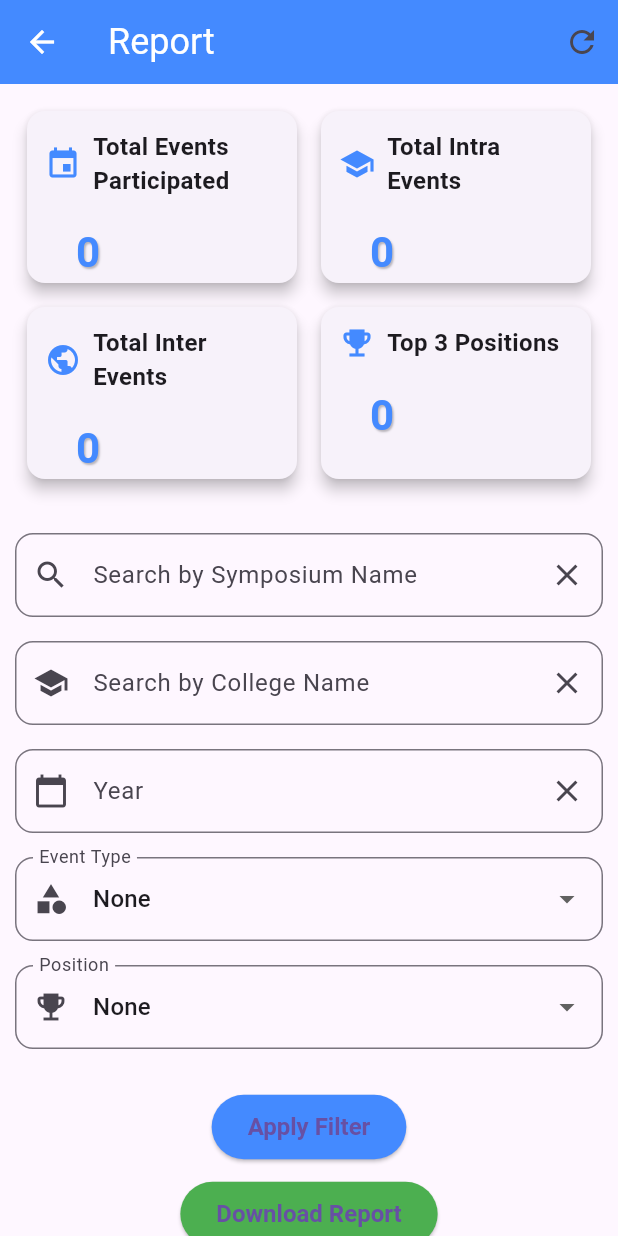
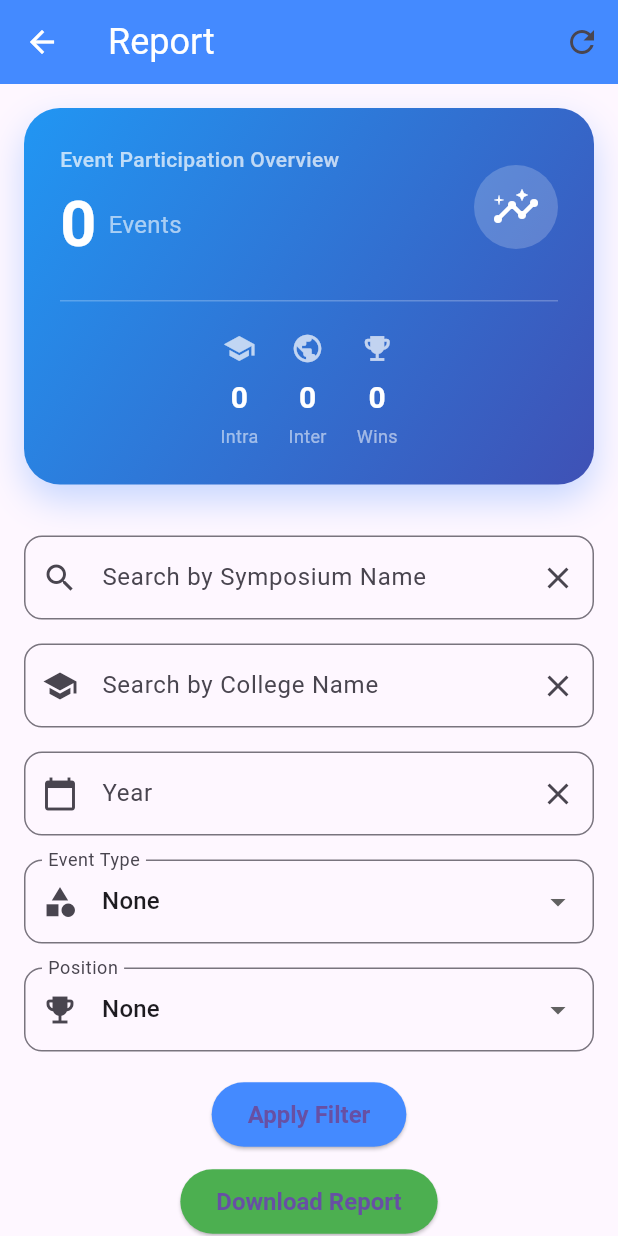
Before and after one commit to Surya-2k4/Student-Event-Management-System, a Flutter app: the Report screen opened by its route, on a phone screen of 412 x 824 dp. Run offline on Flutter 3.47's test engine with Material 3 defaults, Android fonts, the phone set to English and light mode, and no system bars; our stand-ins replace shared_preferences; accounts and stored records are empty; network calls fail; Roboto replaces fonts that are missing (Montserrat).

Commit message:
initial commit

```diff
--- a/lib/main.dart
+++ b/lib/main.dart
@@ -12,6 +12,8 @@ void main() {
 }
 
 class MyApp extends StatelessWidget {
+  const MyApp({super.key});
+
   @override
   Widget build(BuildContext context) {
     return MaterialApp(
--- a/lib/screens/event_registration.dart
+++ b/lib/screens/event_registration.dart
@@ -8,7 +8,7 @@ class EventRegistration extends StatefulWidget {
   const EventRegistration({super.key});
 
   @override
-  _EventRegistrationState createState() => _EventRegistrationState();
+  State<EventRegistration> createState() => _EventRegistrationState();
 }
 
 class _EventRegistrationState extends State<EventRegistration> {
--- a/lib/screens/login_screen.dart
+++ b/lib/screens/login_screen.dart
@@ -32,6 +32,7 @@ class _LoginScreenState extends State<LoginScreen> {
     }
 
     String? error = await authService.login(email, password);
+    if (!mounted) return;
     if (error == null) {
       Navigator.pushReplacement(
         context,
@@ -66,7 +67,7 @@ class _LoginScreenState extends State<LoginScreen> {
                       border: Border.all(color: Colors.grey, width: 2),
                       boxShadow: [
                         BoxShadow(
-                          color: Colors.grey.withOpacity(0.5),
+                          color: Colors.grey.withValues(alpha: 0.5),
                           blurRadius: 10,
                           spreadRadius: 2,
                         ),
--- a/lib/screens/register_screen.dart
+++ b/lib/screens/register_screen.dart
@@ -30,6 +30,7 @@ class _RegisterScreenState extends State<RegisterScreen> {
       emailController.text,
       passwordController.text,
     );
+    if (!mounted) return;
     if (error == null) {
       showDialog(
         context: context,
@@ -97,7 +98,7 @@ class _RegisterScreenState extends State<RegisterScreen> {
                       border: Border.all(color: Colors.grey, width: 2),
                       boxShadow: [
                         BoxShadow(
-                          color: Colors.grey.withOpacity(0.5),
+                          color: Colors.grey.withValues(alpha: 0.5),
                           blurRadius: 10,
                           spreadRadius: 2,
                         ),
--- a/lib/screens/report.dart
+++ b/lib/screens/report.dart
@@ -9,7 +9,7 @@ import 'dart:io';
 import 'user_screen.dart';
 
 class Report extends StatefulWidget {
-  const Report();
+  const Report({super.key});
 
   @override
   State<Report> createState() => _ReportState();
@@ -41,7 +41,8 @@ class _ReportState extends State<Report> {
   }
 
   Future<void> fetchEvents() async {
-    final String apiUrl = "http://localhost:5000/view-events"; // Replace if needed
+    final String apiUrl =
+        "http://localhost:5000/view-events"; // Replace if needed
 
     try {
       final response = await http.get(
@@ -63,14 +64,13 @@ class _ReportState extends State<Report> {
       setState(() {
         isLoading = false;
       });
-      print("Error fetching events: $e");
+      debugPrint("Error fetching events: $e");
     }
   }
 
   void filterEvents() async {
     final queryParameters = {
-         if (!email.endsWith('@kongu.ac.in'))
-      'email': email,
+      if (!email.endsWith('@kongu.ac.in')) 'email': email,
       'year': yearController.text,
       'symposiumName': searchController.text,
       'college': collegeController.text,
@@ -91,7 +91,7 @@ class _ReportState extends State<Report> {
         throw Exception("Failed to load filtered events");
       }
     } catch (e) {
-      print("Error fetching filtered events: $e");
+      debugPrint("Error fetching filtered events: $e");
     }
   }
 
@@ -116,7 +116,7 @@ class _ReportState extends State<Report> {
                 ),
               ),
               pw.SizedBox(height: 20),
-              pw.Table.fromTextArray(
+              pw.TableHelper.fromTextArray(
                 headers: [
                   "Full Name",
                   "Email",
@@ -168,6 +168,7 @@ class _ReportState extends State<Report> {
     final file = File(path);
     await file.writeAsBytes(await pdf.save());
 
+    if (!mounted) return;
     ScaffoldMessenger.of(
       context,
     ).showSnackBar(SnackBar(content: Text("Report downloaded to $path")));
@@ -219,63 +220,10 @@ class _ReportState extends State<Report> {
                   return SingleChildScrollView(
                     child: Column(
                       children: [
+                        _buildOverviewDashboard(events),
+                        const SizedBox(height: 10),
                         Padding(
-                          padding: const EdgeInsets.all(10.0),
-                          child: GridView.count(
-                            crossAxisCount: constraints.maxWidth > 600 ? 4 : 2,
-                            shrinkWrap: true,
-                            physics: NeverScrollableScrollPhysics(),
-                            childAspectRatio:
-                                constraints.maxWidth > 600 ? 2 : 1.5,
-                            children: [
-                              _buildSummaryCard(
-                                "Total Events Participated",
-                                events.length.toString(),
-                                Icons.event,
-                              ),
-                              _buildSummaryCard(
-                                "Total Intra Events",
-                                events
-                                    .where(
-                                      (event) =>
-                                          event['interOrIntraEvent'] == 'Intra',
-                                    )
-                                    .length
-                                    .toString(),
-                                Icons.school,
-                              ),
-                              _buildSummaryCard(
-                                "Total Inter Events",
-                                events
-                                    .where(
-                                      (event) =>
-                                          event['interOrIntraEvent'] == 'Inter',
-                                    )
-                                    .length
-                                    .toString(),
-                                Icons.public,
-                              ),
-                              _buildSummaryCard(
-                                "Top 3 Positions",
-                                events
-                                    .where(
-                                      (event) =>
-                                          int.tryParse(
-                                                event['positionSecured'],
-                                              ) !=
-                                              null &&
-                                          int.parse(event['positionSecured']) <=
-                                              3,
-                                    )
-                                    .length
-                                    .toString(),
-                                Icons.emoji_events,
-                              ),
-                            ],
-                          ),
-                        ),
-                        Padding(
-                          padding: const EdgeInsets.all(10.0),
+                          padding: const EdgeInsets.symmetric(horizontal: 16.0),
                           child: Column(
                             children: [
                               _buildFilterField(
@@ -393,9 +341,14 @@ class _ReportState extends State<Report> {
                           itemCount: filteredEvents.length,
                             itemBuilder: (context, index) {
                               final event = filteredEvents[index];
+                              final String displayName =
+                                  (event["eventName"] ??
+                                          event["symposiumName"] ??
+                                          "Unnamed Event")
+                                      .toString();
                               return Card(
                                 elevation: 4,
-                              margin: EdgeInsets.symmetric(
+                                margin: const EdgeInsets.symmetric(
                                   vertical: 8,
                                   horizontal: 5,
                                 ),
@@ -406,68 +359,93 @@ class _ReportState extends State<Report> {
                                   leading: CircleAvatar(
                                     backgroundColor: Colors.blueAccent,
                                     child: Text(
-                                    event["eventName"][0].toUpperCase(),
-                                    style: TextStyle(
+                                      displayName.isNotEmpty
+                                          ? displayName[0].toUpperCase()
+                                          : "?",
+                                      style: const TextStyle(
                                         fontSize: 20,
                                         color: Colors.white,
                                       ),
                                     ),
                                   ),
                                   title: Text(
-                                  event["eventName"],
-                                  style: TextStyle(
+                                    displayName,
+                                    style: const TextStyle(
                                       fontWeight: FontWeight.bold,
                                       fontSize: 18,
                                     ),
                                   ),
                                   children: [
                                     Padding(
-                                    padding: const EdgeInsets.all(8.0),
+                                      padding: const EdgeInsets.all(12.0),
                                       child: Column(
                                         crossAxisAlignment:
                                             CrossAxisAlignment.start,
+                                        mainAxisSize: MainAxisSize.min,
                                         children: [
-                                        Text("Full Name: ${event['name']}"),
-                                        Text("Email: ${event['email']}"),
-                                        Text(
-                                          "College Name: ${event['college']}",
+                                          _buildDetailText(
+                                            "Full Name",
+                                            event['name'],
                                           ),
-                                        Text("Contact: ${event['contact']}"),
-                                        Text(
-                                          "Roll Number: ${event['rollNumber']}",
+                                          _buildDetailText(
+                                            "Email",
+                                            event['email'],
                                           ),
-                                        Text(
-                                          "Symposium Name: ${event['symposiumName']}",
+                                          _buildDetailText(
+                                            "College Name",
+                                            event['college'],
                                           ),
-                                        Text(
-                                          "Event Type: ${event['eventType']}",
+                                          _buildDetailText(
+                                            "Contact",
+                                            event['contact'],
                                           ),
-                                        Text(
-                                          "Team or Individual: ${event['teamOrIndividual']}",
+                                          _buildDetailText(
+                                            "Roll Number",
+                                            event['rollNumber'],
                                           ),
-                                        Text(
-                                          "Team Members: ${event['teamMembers']}",
+                                          _buildDetailText(
+                                            "Symposium Name",
+                                            event['symposiumName'],
                                           ),
-                                        Text(
-                                          "Event Date: ${event['eventDate']}",
+                                          _buildDetailText(
+                                            "Event Type",
+                                            event['eventType'],
                                           ),
-                                        Text(
-                                          "Event Days Spent: ${event['eventDaysSpent']}",
+                                          _buildDetailText(
+                                            "Team or Individual",
+                                            event['teamOrIndividual'],
                                           ),
-                                        Text(
-                                          "Prize Amount: ${event['prizeAmount']}",
+                                          _buildDetailText(
+                                            "Team Members",
+                                            event['teamMembers'],
                                           ),
-                                        Text(
-                                          "Position Secured: ${event['positionSecured']}",
+                                          _buildDetailText(
+                                            "Event Date",
+                                            event['eventDate'],
                                           ),
-                                        Text(
-                                          "Certification Link: ${event['certificationLink']}",
+                                          _buildDetailText(
+                                            "Event Days Spent",
+                                            event['eventDaysSpent'],
                                           ),
-                                        Text(
-                                          "Inter or Intra Event: ${event['interOrIntraEvent']}",
+                                          _buildDetailText(
+                                            "Prize Amount",
+                                            event['prizeAmount'],
                                           ),
-                                        Text(
-                                          "Date Registered: ${event['date']}",
+                                          _buildDetailText(
+                                            "Position Secured",
+                                            event['positionSecured'],
+                                          ),
+                                          _buildDetailText(
+                                            "Certification Link",
+                                            event['certificationLink'],
+                                          ),
+                                          _buildDetailText(
+                                            "Inter or Intra Event",
+                                            event['interOrIntraEvent'],
+                                          ),
+                                          _buildDetailText(
+                                            "Date Registered",
+                                            event['date'],
                                           ),
                                         ],
                                       ),
@@ -485,52 +463,149 @@ class _ReportState extends State<Report> {
     );
   }
 
-  Widget _buildSummaryCard(String title, String count, IconData icon) {
-    return Card(
-      elevation: 4,
-      margin: EdgeInsets.all(8),
-      shape: RoundedRectangleBorder(borderRadius: BorderRadius.circular(12)),
-      child: Padding(
-        padding: const EdgeInsets.all(12.0),
+  Widget _buildOverviewDashboard(List<dynamic> events) {
+    final int total = events.length;
+    final int intra =
+        events.where((e) => e['interOrIntraEvent'] == 'Intra').length;
+    final int inter =
+        events.where((e) => e['interOrIntraEvent'] == 'Inter').length;
+    final int top3 =
+        events.where((e) {
+          final pos = int.tryParse(e['positionSecured']?.toString() ?? '');
+          return pos != null && pos <= 3;
+        }).length;
+
+    return Container(
+      margin: const EdgeInsets.all(16),
+      padding: const EdgeInsets.all(24),
+      decoration: BoxDecoration(
+        gradient: const LinearGradient(
+          colors: [Color(0xFF2196F3), Color(0xFF3F51B5)],
+          begin: Alignment.topLeft,
+          end: Alignment.bottomRight,
+        ),
+        borderRadius: BorderRadius.circular(24),
+        boxShadow: [
+          BoxShadow(
+            color: Colors.blueAccent.withOpacity(0.3),
+            blurRadius: 20,
+            offset: const Offset(0, 10),
+          ),
+        ],
+      ),
+      child: Column(
+        mainAxisSize: MainAxisSize.min,
+        children: [
+          Row(
+            mainAxisAlignment: MainAxisAlignment.spaceBetween,
+            children: [
+              Expanded(
                 child: Column(
                   crossAxisAlignment: CrossAxisAlignment.start,
+                  mainAxisSize: MainAxisSize.min,
                   children: [
+                    const Text(
+                      "Event Participation Overview",
+                      style: TextStyle(
+                        color: Colors.white70,
+                        fontSize: 14,
+                        fontWeight: FontWeight.w500,
+                      ),
+                    ),
+                    const SizedBox(height: 4),
                     Row(
+                      crossAxisAlignment: CrossAxisAlignment.center,
                       children: [
-                Icon(icon, color: Colors.blueAccent),
-                SizedBox(width: 8),
-                Expanded(
-                  child: Text(
-                    title,
-                    style: TextStyle(fontWeight: FontWeight.bold, fontSize: 16),
+                        Text(
+                          "$total",
+                          style: const TextStyle(
+                            color: Colors.white,
+                            fontSize: 42,
+                            fontWeight: FontWeight.bold,
+                          ),
+                        ),
+                        const SizedBox(width: 8),
+                        const Text(
+                          "Events",
+                          style: TextStyle(
+                            color: Colors.white60,
+                            fontSize: 16,
+                            fontWeight: FontWeight.w400,
                           ),
                         ),
                       ],
                     ),
-            SizedBox(height: 8),
-            Padding(
-              padding: const EdgeInsets.symmetric(
-                vertical: 8.0,
-                horizontal: 20.0,
+                  ],
                 ),
-              child: Text(
-                count,
-                style: const TextStyle(
-                  fontSize: 28,
-                  fontWeight: FontWeight.bold,
-                  color: Colors.blueAccent, // Modern color
-                  letterSpacing: 1.2, // Spacing for better readability
-                  fontFamily: 'Montserrat', // Stylish font
-                  shadows: [
-                    Shadow(
-                      color: Colors.black26,
-                      offset: Offset(1, 1),
-                      blurRadius: 1,
+              ),
+              Container(
+                padding: const EdgeInsets.all(12),
+                decoration: BoxDecoration(
+                  color: Colors.white.withOpacity(0.2),
+                  shape: BoxShape.circle,
+                ),
+                child: const Icon(
+                  Icons.insights,
+                  color: Colors.white,
+                  size: 32,
+                ),
               ),
             ],
           ),
+          const Padding(
+            padding: EdgeInsets.symmetric(vertical: 20),
+            child: Divider(color: Colors.white24, height: 1),
+          ),
+          Wrap(
+            spacing: 20,
+            runSpacing: 10,
+            alignment: WrapAlignment.spaceAround,
+            children: [
+              _buildMetricItem("Intra", "$intra", Icons.school),
+              _buildMetricItem("Inter", "$inter", Icons.public),
+              _buildMetricItem("Wins", "$top3", Icons.emoji_events),
+            ],
+          ),
+        ],
+      ),
+    );
+  }
+
+  Widget _buildMetricItem(String label, String value, IconData icon) {
+    return Column(
+      mainAxisSize: MainAxisSize.min,
+      children: [
+        Icon(icon, color: Colors.white70, size: 22),
+        const SizedBox(height: 8),
+        Text(
+          value,
+          style: const TextStyle(
+            color: Colors.white,
+            fontSize: 20,
+            fontWeight: FontWeight.bold,
           ),
         ),
+        const SizedBox(height: 2),
+        Text(
+          label,
+          style: const TextStyle(color: Colors.white54, fontSize: 12),
+        ),
+      ],
+    );
+  }
+
+  Widget _buildDetailText(String label, dynamic value) {
+    return Padding(
+      padding: const EdgeInsets.only(bottom: 6.0),
+      child: RichText(
+        text: TextSpan(
+          style: const TextStyle(color: Colors.black87, fontSize: 14),
+          children: [
+            TextSpan(
+              text: "$label: ",
+              style: const TextStyle(fontWeight: FontWeight.bold),
+            ),
+            TextSpan(text: value?.toString() ?? "-"),
           ],
         ),
       ),
--- a/lib/screens/view_events.dart
+++ b/lib/screens/view_events.dart
@@ -5,8 +5,10 @@ import 'package:http/http.dart' as http;
 import 'package:shared_preferences/shared_preferences.dart';
 
 class ViewEvents extends StatefulWidget {
+  const ViewEvents({super.key});
+
   @override
-  _ViewEventsState createState() => _ViewEventsState();
+  State<ViewEvents> createState() => _ViewEventsState();
 }
 
 class _ViewEventsState extends State<ViewEvents> {
@@ -57,7 +59,7 @@ class _ViewEventsState extends State<ViewEvents> {
           isLoading = false;
         });
       }
-      print("Error fetching events: $e");
+      debugPrint("Error fetching events: $e");
     }
   }
 
```
Also changed, not shown: lib/screens/splash_screen.dart (+5 -10 lines), lib/screens/user_screen.dart (+7 -7 lines), lib/backend/package-lock.json, 2 other files. Lines whose indentation alone changed are shown as unchanged.
